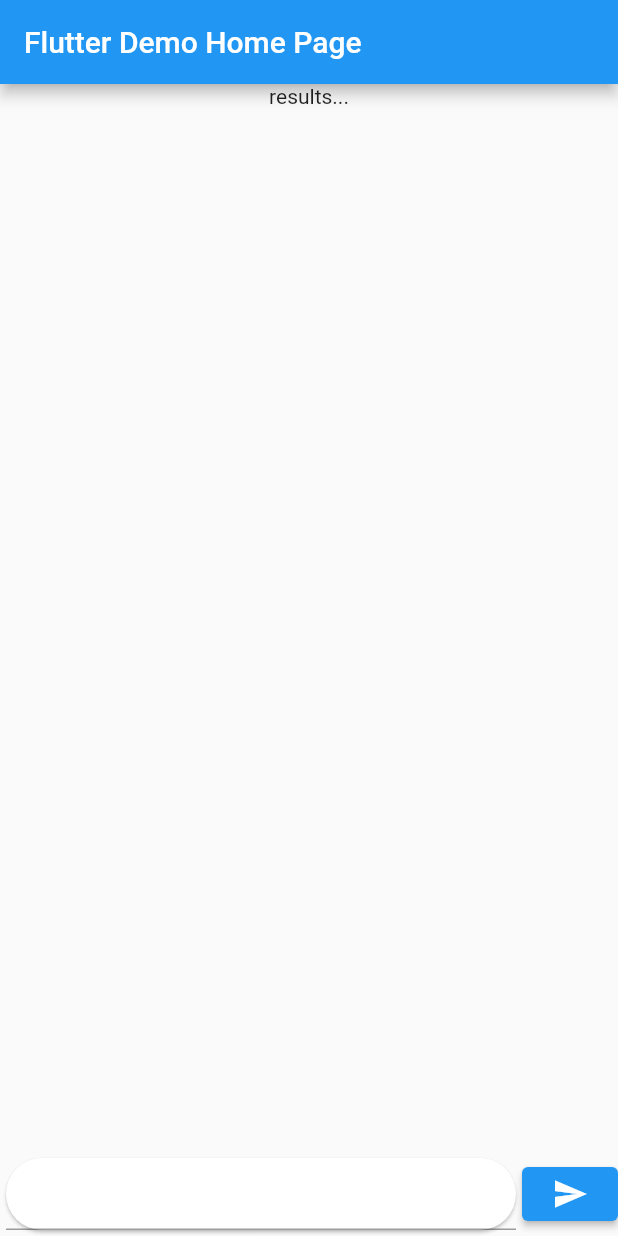
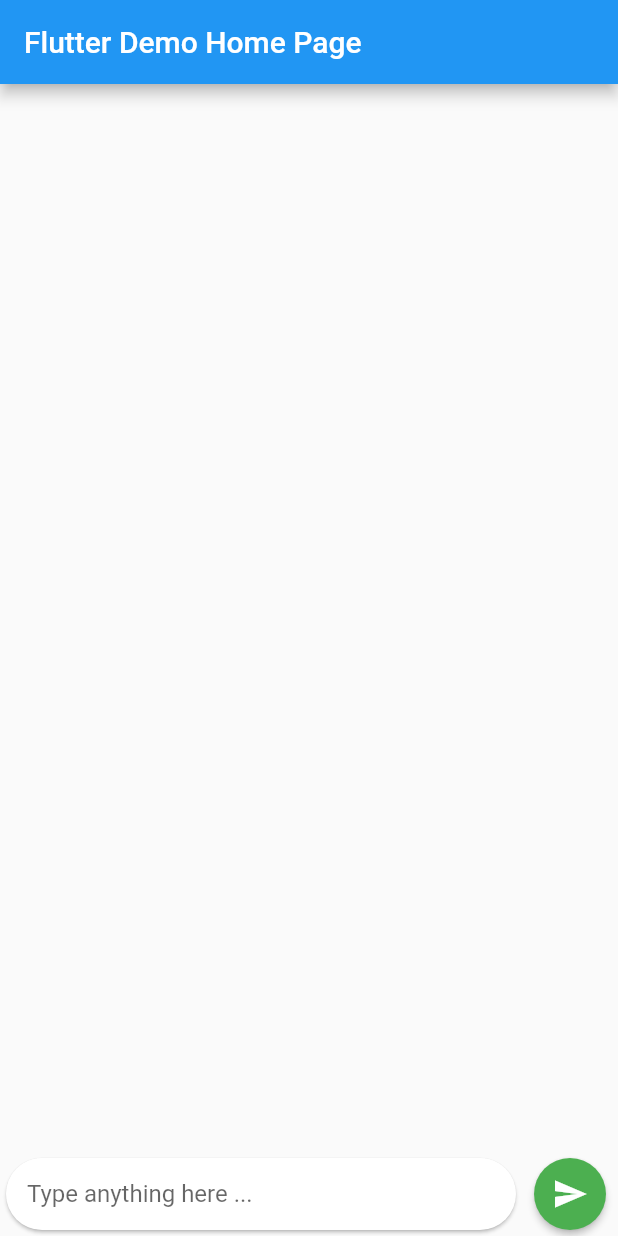
Before and after one commit to marbros/Assistant-GPT, a Flutter app: the screen it shows after launch, on a phone screen of 412 x 824 dp. Run offline on Flutter 3.47's test engine with Material 2 defaults, Android fonts, the phone set to English and light mode, and no system bars; drawn by our look-alikes of dash_chat_2; missing offline and left inert: chat_gpt_sdk.

Commit message:
fix design and extra espaces in answers

```diff
--- a/lib/main.dart
+++ b/lib/main.dart
@@ -1,5 +1,6 @@
 import 'package:flutter/material.dart';
 import 'package:chat_gpt_sdk/chat_gpt_sdk.dart';
+import 'package:dash_chat_2/dash_chat_2.dart';
 
 void main() {
   runApp(const MyApp());
@@ -35,17 +36,20 @@ class _MyHomePageState extends State<MyHomePage> {
   late OpenAI openAI;
   TextEditingController textEditingController = TextEditingController();
 
+  List<ChatMessage> messages = [];
+  ChatUser user = ChatUser(id: "1", firstName: "Geremias", lastName: "Pettywisker");
+  ChatUser openGPT = ChatUser(id: "2", firstName: "OpenIA", lastName: "chatGPT");
+
   @override
   void initState() {
     // TODO: implement initState
     super.initState();
-    const token = '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';
+    const token = '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';
     openAI = OpenAI.instance.build(token: token,baseOption: HttpSetup(receiveTimeout: 16000),isLogger: true);
   }
 
   @override
   Widget build(BuildContext context) {
-    //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
     return Scaffold(
       appBar: AppBar(
         // Here we take the value from the MyHomePage object that was created by
@@ -58,35 +62,61 @@ class _MyHomePageState extends State<MyHomePage> {
         child: Column(
           mainAxisAlignment: MainAxisAlignment.spaceBetween,
           children: <Widget>[
-            SingleChildScrollView(child: Text(results)),
+            Expanded(
+              child:DashChat(
+                currentUser: user,
+                onSend: (ChatMessage m) {
+                  setState(() {
+                    messages.insert(0, m);
+                  });
+                },
+                messages: messages, readOnly: true,
+              )),
+            // SingleChildScrollView(child: Text(results)),
             Row(children: [
-              Expanded (
+              Expanded(
                 child: Card(
-                  color: Colors.white,
-                  shape: RoundedRectangleBorder(
-                    borderRadius: BorderRadius.circular(25)
-                  ),
+                color: Colors.white,
+                shape: RoundedRectangleBorder(
+                  borderRadius: BorderRadius.circular(25),
+                ),
+                child: Padding(
+                  padding: const EdgeInsets.only(left: 14.0),
                   child: TextField(
                     controller: textEditingController,
-                  )
-                )
-              ),
+                    decoration: const InputDecoration(
+                        border: InputBorder.none,
+                        hintText: "Type anything here ..."),
+                  ),
+                ),
+              )),
               ElevatedButton(onPressed: () {
+
+                ChatMessage msg = ChatMessage(user: user, createdAt: DateTime.now(), text: textEditingController.text);
+                setState(() {
+                  messages.insert(0,msg);
+                });
+
                 final request = CompleteText(prompt: textEditingController.text,
                 model: kTranslateModelV3, maxTokens: 200);
 
-                openAI.onCompleteStream(request:request).listen((response) {
-                  results = response!.choices.first.text;
+                openAI.onCompleteStream(request:request).first.then((response) {
+
+                  ChatMessage msg = ChatMessage(user: openGPT, createdAt: DateTime.now(),
+                   text: response!.choices.first.text.trim());
                   setState(() {
-                    results;
+                    messages.insert(0,msg);
                   });
-                }).onError((err) {
-                    print("$err");
+
+                  // results = response!.choices.first.text;
+                  // setState(() {
+                  //   results;
+                  // });
                 });
                 textEditingController.clear();
-              }, child:Icon(Icons.send),//style: ElevatedButton.styleFrom(
-                 // shape: CircleBorder(), padding: EdgeInsets.all(12), backgroundColor: Colors.green,
-              ),//)
+              }, child:Icon(Icons.send),style: ElevatedButton.styleFrom(
+                 shape: CircleBorder(), padding: EdgeInsets.all(12), backgroundColor: Colors.green,
+              ),)
             ],)
           ],
         ),
--- a/pubspec.yaml
+++ b/pubspec.yaml
@@ -36,6 +36,7 @@ dependencies:
   # Use with the CupertinoIcons class for iOS style icons.
   cupertino_icons: ^1.0.2
   chat_gpt_sdk: ^2.0.0
+  dash_chat_2: ^0.0.15
 
 dev_dependencies:
   flutter_test:
```
Also changed, not shown: pubspec.lock, 5 other files.
